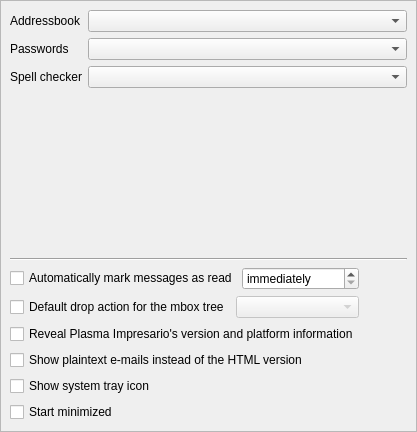
Old version of the form src/Gui/SettingsGeneralPage.ui in the repository mikepadiernos/plasma-impresario.
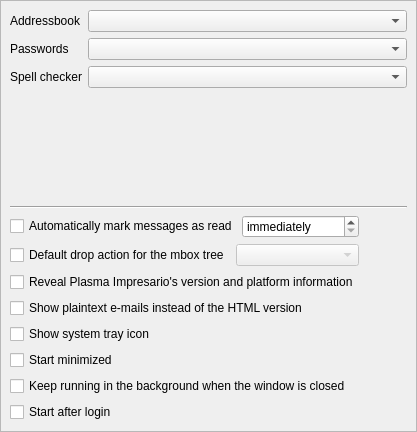
New version of the form.

Commit message:
feat(desktop): keep running in the background and start after login (#371)
Closing the window quits unless running in the background is turned on in
the settings; the tray icon alone no longer keeps the application alive.
Starting after login writes an XDG autostart entry that starts with
--background, or asks the XDG Background portal inside a sandbox, and
turning it off removes the entry.

Patch:
```diff
--- a/src/Gui/SettingsGeneralPage.ui
+++ b/src/Gui/SettingsGeneralPage.ui
@@ -174,6 +174,26 @@
       </item>
      </layout>
     </item>
+    <item row="11" column="0" colspan="2">
+     <widget class="QCheckBox" name="guiRunInBackgroundCheckbox">
+      <property name="toolTip">
+       <string>Closing the window keeps checking for new mail and showing notifications. Quit from the menu or the system tray icon to stop.</string>
+      </property>
+      <property name="text">
+       <string>Keep running in the background when the window is closed</string>
+      </property>
+     </widget>
+    </item>
+    <item row="12" column="0" colspan="2">
+     <widget class="QCheckBox" name="guiStartAfterLoginCheckbox">
+      <property name="toolTip">
+       <string>Start in the background when you log in, without showing the window.</string>
+      </property>
+      <property name="text">
+       <string>Start after login</string>
+      </property>
+     </widget>
+    </item>
     <item row="4" column="0" colspan="2">
      <widget class="Line" name="line">
       <property name="orientation">
```
The commit also changes 9 other files.
